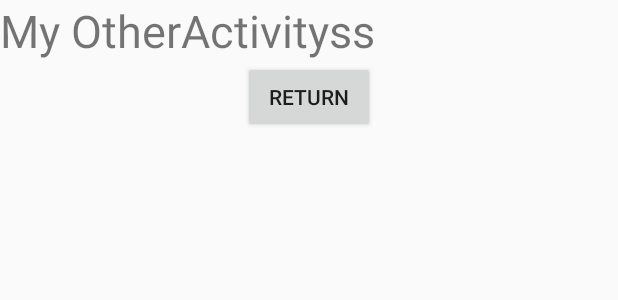
After one commit to peigangwei2016/MyDemos, an Android app: the layout activity_other.xml on its own in the app's theme, with its tools: preview values and no code run, on a phone screen of 412 x 824 dp. The commit adds this screen. Shown: the top 300 px of the screen. Run offline under Robolectric (Android 15) with nearby library versions, the phone set to English and light mode, and no system bars.

Commit message:
用两种方式来启动Activity

```diff
--- a/src/main/res/layout/activity_main.xml
+++ b/src/main/res/layout/activity_main.xml
@@ -9,7 +9,7 @@
     <Button
         android:layout_width="match_parent"
         android:layout_height="wrap_content"
-        android:text="添加一个按钮"
-        android:id="@+id/add_but"
+        android:text="启动OtherActivity"
+        android:id="@+id/button"
         />
 </LinearLayout>
--- /dev/null
+++ b/src/main/res/layout/activity_other.xml
@@ -0,0 +1,19 @@
+<?xml version="1.0" encoding="utf-8"?>
+<LinearLayout xmlns:android="http://schemas.android.com/apk/res/android"
+    android:orientation="vertical" android:layout_width="match_parent"
+    android:layout_height="match_parent">
+
+    <TextView
+        android:layout_width="wrap_content"
+        android:layout_height="wrap_content"
+        android:text="My OtherActivityss"
+        android:id="@+id/textView"
+        android:textSize="30dp" />
+
+    <Button
+        android:layout_width="wrap_content"
+        android:layout_height="wrap_content"
+        android:text="Return"
+        android:id="@+id/return_button"
+        android:layout_gravity="center_horizontal" />
+</LinearLayout>
```
Also changed, not shown: src/main/AndroidManifest.xml (+11 -5 lines), src/main/java/com/sunny/mydemos/MainActivity.java (+39 -29 lines), src/main/java/com/sunny/mydemos/OtherActivity.java (added, +47 -0 lines), 1 other file.
